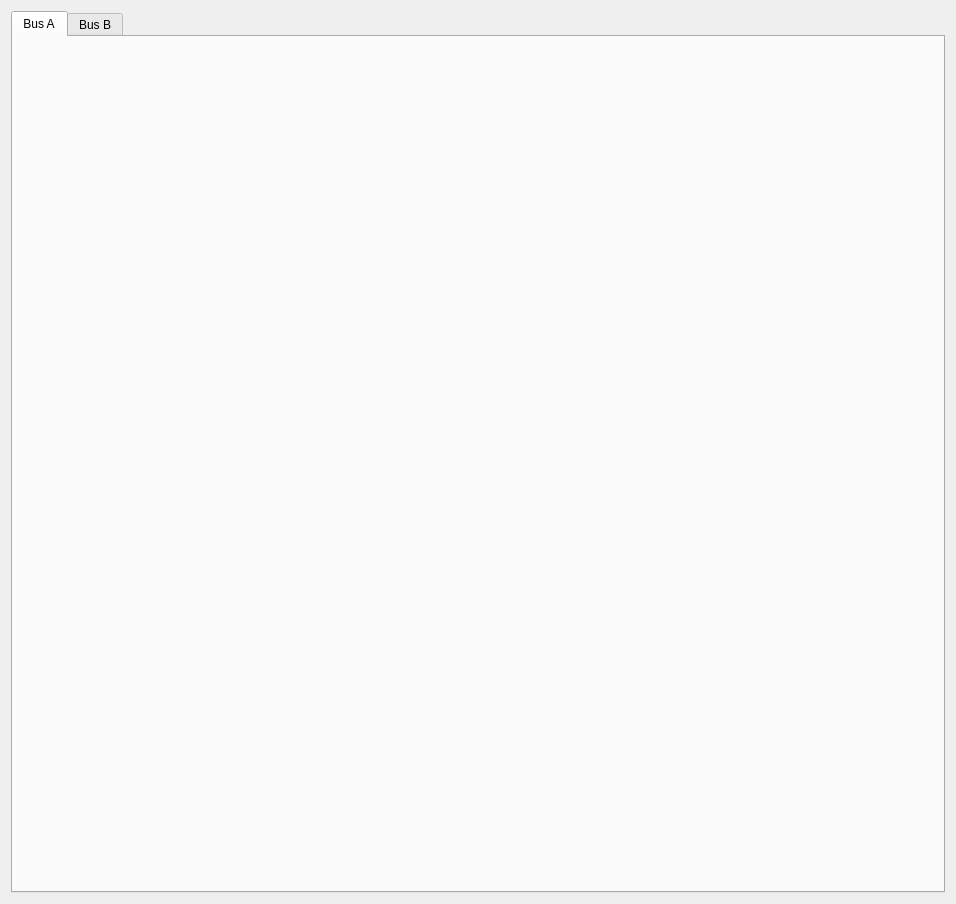
jjl77-epics-dev/ict-screens, file ict-screen.ui: the form before one commit.
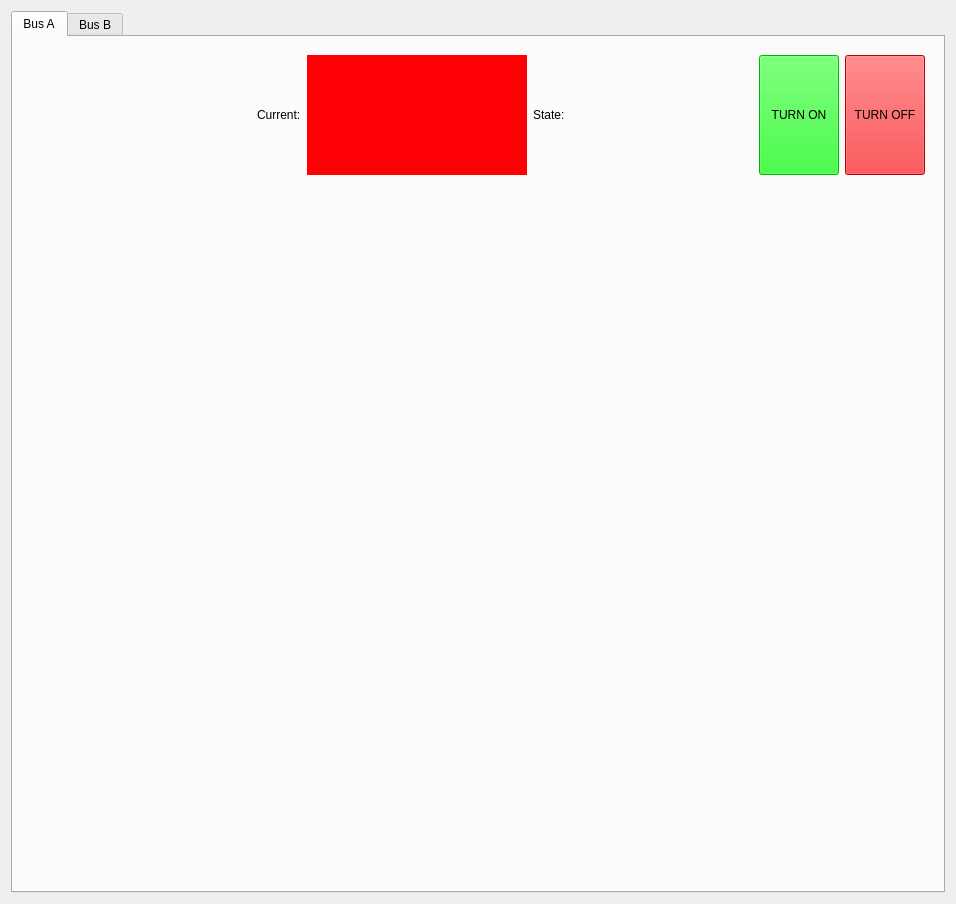
The form after the commit. Custom widgets are drawn as their Qt base class.

Commit message: Rewrite as python-only screen

```diff
--- a/ict-screen.ui
+++ b/ict-screen.ui
@@ -49,10 +49,97 @@
            <layout class="QGridLayout" name="gridLayout_2">
             <item row="0" column="0">
              <layout class="QGridLayout" name="gridLayout">
-              <item row="0" column="0">
+              <item row="0" column="3">
+               <widget class="PyDMLabel" name="PyDMLabel_4">
+                <property name="toolTip">
+                 <string/>
+                </property>
+                <property name="text">
+                 <string>State:</string>
+                </property>
+               </widget>
+              </item>
+              <item row="0" column="1">
                <widget class="PyDMLabel" name="PyDMLabel">
+                <property name="sizePolicy">
+                 <sizepolicy hsizetype="Fixed" vsizetype="Preferred">
+                  <horstretch>0</horstretch>
+                  <verstretch>0</verstretch>
+                 </sizepolicy>
+                </property>
                 <property name="toolTip">
                  <string/>
+                </property>
+                <property name="text">
+                 <string>Current:</string>
+                </property>
+               </widget>
+              </item>
+              <item row="0" column="0">
+               <widget class="PyDMLabel" name="PyDMLabel_3">
+                <property name="toolTip">
+                 <string/>
+                </property>
+                <property name="alignment">
+                 <set>Qt::AlignCenter</set>
+                </property>
+                <property name="channel" stdset="0">
+                 <string>ca://${BASE}.DESC</string>
+                </property>
+               </widget>
+              </item>
+              <item row="0" column="2">
+               <widget class="PyDMLabel" name="PyDMLabel_2">
+                <property name="toolTip">
+                 <string/>
+                </property>
+                <property name="styleSheet">
+                 <string notr="true">background-color: rgb(255, 0, 4);</string>
+                </property>
+                <property name="showUnits" stdset="0">
+                 <bool>true</bool>
+                </property>
+                <property name="channel" stdset="0">
+                 <string>ca://${BASE}:Output1A:Current</string>
+                </property>
+               </widget>
+              </item>
+              <item row="0" column="4">
+               <widget class="PyDMPushButton" name="PyDMPushButton">
+                <property name="sizePolicy">
+                 <sizepolicy hsizetype="Fixed" vsizetype="Minimum">
+                  <horstretch>0</horstretch>
+                  <verstretch>0</verstretch>
+                 </sizepolicy>
+                </property>
+                <property name="toolTip">
+                 <string/>
+                </property>
+                <property name="styleSheet">
+                 <string notr="true">background-color: rgb(0, 255, 0);
+color: rgb(0, 0, 0);</string>
+                </property>
+                <property name="text">
+                 <string>TURN ON</string>
+                </property>
+               </widget>
+              </item>
+              <item row="0" column="5">
+               <widget class="PyDMPushButton" name="PyDMPushButton_2">
+                <property name="sizePolicy">
+                 <sizepolicy hsizetype="Fixed" vsizetype="Minimum">
+                  <horstretch>0</horstretch>
+                  <verstretch>0</verstretch>
+                 </sizepolicy>
+                </property>
+                <property name="toolTip">
+                 <string/>
+                </property>
+                <property name="styleSheet">
+                 <string notr="true">background-color: rgb(255, 0, 4);</string>
+                </property>
+                <property name="text">
+                 <string>TURN OFF</string>
                 </property>
                </widget>
               </item>
@@ -152,6 +239,11 @@
    <header>pydm.widgets.frame</header>
    <container>1</container>
   </customwidget>
+  <customwidget>
+   <class>PyDMPushButton</class>
+   <extends>QPushButton</extends>
+   <header>pydm.widgets.pushbutton</header>
+  </customwidget>
  </customwidgets>
  <resources/>
  <connections/>
```
The commit also changes 1 other file.
